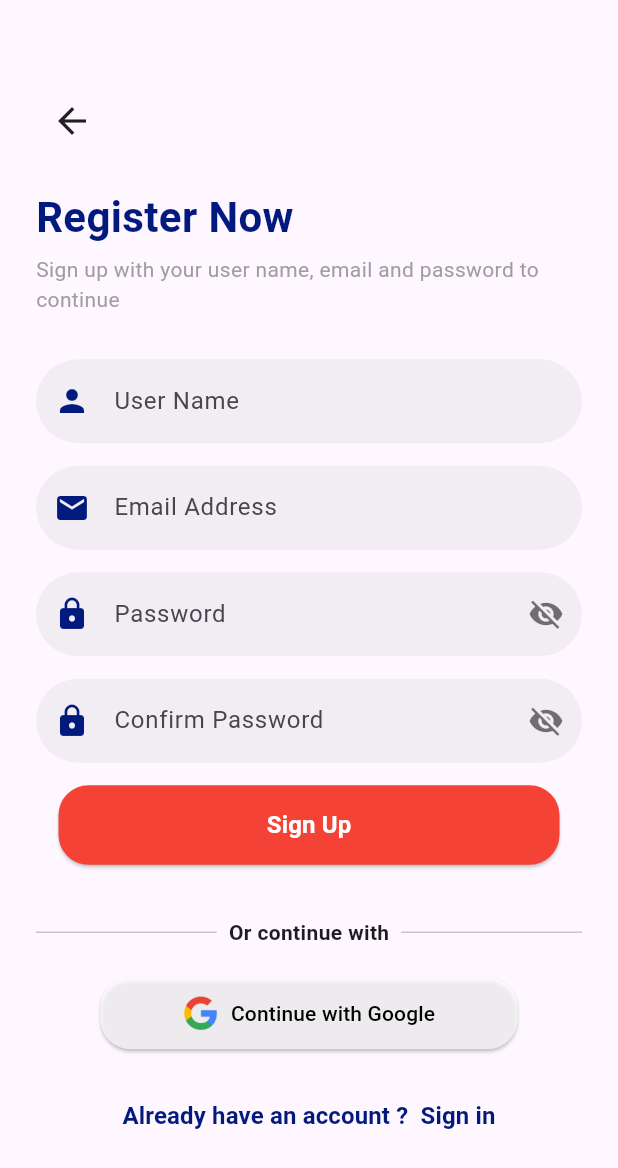
After one commit to manelbrh1342/MenuPlanner, a Flutter app: the SignUpPage screen opened directly, on a phone screen of 412 x 824 dp. The commit adds this screen. Shown: the top 1168 px of the screen. Run offline on Flutter 3.47's test engine with Material 3 defaults, Android fonts, the phone set to English and light mode, and no system bars; our stand-ins replace image_picker.

Commit message:
Mise à jour complète avec les pages Login et SignUp

```diff
--- a/lib/screens/profile_page.dart
+++ b/lib/screens/profile_page.dart
@@ -90,9 +90,9 @@ class ProfilePage extends StatelessWidget {
 // Fonction pour afficher la fenêtre modale
 void showEditProfileDialog(BuildContext context) {
   // Valeurs par défaut pour les champs
-  String defaultName = "John Doe";
+  String defaultName = "John Carteer";
   String defaultGender = "Male";
-  String defaultEmail = "john.doe@example.com";
+  String defaultEmail = "john.Carteer@example.com";
 
   showDialog(
     context: context,
--- /dev/null
+++ b/lib/screens/sign_up_page.dart
@@ -0,0 +1,234 @@
+import 'package:flutter/material.dart';
+import 'login_page.dart';
+class SignUpPage extends StatefulWidget {
+  @override
+  _SignUpPageState createState() => _SignUpPageState();
+}
+
+class _SignUpPageState extends State<SignUpPage> {
+  final _formKey = GlobalKey<FormState>();
+  TextEditingController usernameController = TextEditingController();
+  TextEditingController emailController = TextEditingController();
+  TextEditingController passwordController = TextEditingController();
+  TextEditingController confirmPasswordController = TextEditingController();
+  bool _obscurePassword = true;
+  bool _obscureConfirmPassword = true;
+
+  void _signUp() {
+    if (_formKey.currentState!.validate()) {
+      print('Username: ${usernameController.text}');
+      print('Email: ${emailController.text}');
+      print('Password: ${passwordController.text}');
+    }
+  }
+
+  @override
+  Widget build(BuildContext context) {
+    return Scaffold(
+      body: Padding(
+        padding: const EdgeInsets.symmetric(horizontal: 24.0, vertical: 40.0),
+        child: Center(
+          child: SingleChildScrollView(
+            child: Form(
+              key: _formKey,
+              child: Column(
+                crossAxisAlignment: CrossAxisAlignment.start,
+                children: [
+                  IconButton(
+                    icon: Icon(Icons.arrow_back, size: 28, color: Colors.black87),
+                    onPressed: () => Navigator.pop(context),
+                  ),
+                  SizedBox(height: 20),
+                  Text(
+                    "Register Now",
+                    style: TextStyle(
+                      fontSize: 28,
+                      fontWeight: FontWeight.bold,
+                      color: Color(0xFF02197D),
+                    ),
+                  ),
+                  SizedBox(height: 5),
+                  Text(
+                    "Sign up with your user name, email and password to continue",
+                    style: TextStyle(color: Colors.grey, fontSize: 14),
+                  ),
+                  SizedBox(height: 30),
+
+                  TextFormField(
+                    controller: usernameController,
+                    decoration: InputDecoration(
+                      filled: true,
+                      fillColor: Color.fromARGB(97, 220, 220, 220),
+                      prefixIcon: Icon(Icons.person, color: Color(0xFF02197D)),
+                      labelText: 'User Name',
+                      border: OutlineInputBorder(
+                        borderRadius: BorderRadius.circular(30),
+                        borderSide: BorderSide.none,
+                      ),
+                    ),
+                  ),
+                  SizedBox(height: 15),
+
+                  TextFormField(
+                    controller: emailController,
+                    decoration: InputDecoration(
+                      filled: true,
+                      fillColor: Color.fromARGB(97, 220, 220, 220),
+                      prefixIcon: Icon(Icons.email, color: Color(0xFF02197D)),
+                      labelText: 'Email Address',
+                      border: OutlineInputBorder(
+                        borderRadius: BorderRadius.circular(30),
+                        borderSide: BorderSide.none,
+                      ),
+                    ),
+                    validator: (value) {
+                      if (value == null || value.isEmpty) {
+                        return 'Email is required';
+                      }
+                      return null;
+                    },
+                  ),
+                  SizedBox(height: 15),
+
+                  TextFormField(
+                    controller: passwordController,
+                    obscureText: _obscurePassword,
+                    decoration: InputDecoration(
+                      filled: true,
+                      fillColor: Color.fromARGB(97, 220, 220, 220),
+                      prefixIcon: Icon(Icons.lock, color: Color(0xFF02197D)),
+                      labelText: 'Password',
+                      border: OutlineInputBorder(
+                        borderRadius: BorderRadius.circular(30),
+                        borderSide: BorderSide.none,
+                      ),
+                      suffixIcon: IconButton(
+                        icon: Icon(
+                          _obscurePassword ? Icons.visibility_off : Icons.visibility,
+                          color: Colors.black54,
+                        ),
+                        onPressed: () {
+                          setState(() {
+                            _obscurePassword = !_obscurePassword;
+                          });
+                        },
+                      ),
+                    ),
+                    validator: (value) {
+                      if (value == null || value.isEmpty) {
+                        return 'Password is required';
+                      }
+                      return null;
+                    },
+                  ),
+                  SizedBox(height: 15),
+
+                  TextFormField(
+                    controller: confirmPasswordController,
+                    obscureText: _obscureConfirmPassword,
+                    decoration: InputDecoration(
+                      filled: true,
+                      fillColor: Color.fromARGB(97, 220, 220, 220),
+                      prefixIcon: Icon(Icons.lock, color: Color(0xFF02197D)),
+                      labelText: 'Confirm Password',
+                      border: OutlineInputBorder(
+                        borderRadius: BorderRadius.circular(30),
+                        borderSide: BorderSide.none,
+                      ),
+                      suffixIcon: IconButton(
+                        icon: Icon(
+                          _obscureConfirmPassword ? Icons.visibility_off : Icons.visibility,
+                          color: Colors.black54,
+                        ),
+                        onPressed: () {
+                          setState(() {
+                            _obscureConfirmPassword = !_obscureConfirmPassword;
+                          });
+                        },
+                      ),
+                    ),
+                    validator: (value) {
+                      if (value != passwordController.text) {
+                        return 'Passwords do not match';
+                      }
+                      return null;
+                    },
+                  ),
+                  SizedBox(height: 15),
+
+                  SizedBox(
+                    width: double.infinity,
+                    child: Container(
+                      margin: EdgeInsets.only(bottom: 10, left: 15, right: 15),
+                      child: ElevatedButton(
+                        onPressed: _signUp,
+                        style: ElevatedButton.styleFrom(
+                          backgroundColor: Colors.red,
+                          padding: EdgeInsets.symmetric(vertical: 15),
+                          shape: RoundedRectangleBorder(
+                            borderRadius: BorderRadius.circular(20),
+                          ),
+                        ),
+                        child: Text(
+                          'Sign Up',
+                          style: TextStyle(color: Colors.white, fontSize: 16, fontWeight: FontWeight.bold),
+                        ),
+                      ),
+                    ),
+                  ),
+                  SizedBox(height: 25),
+
+                  Row(
+                    children: [
+                      Expanded(child: Divider()),
+                      Padding(
+                        padding: EdgeInsets.symmetric(horizontal: 8),
+                        child: Text("Or continue with", style: TextStyle(fontWeight: FontWeight.bold)),
+                      ),
+                      Expanded(child: Divider()),
+                    ],
+                  ),
+                  SizedBox(height: 20),
+                  Center(
+                    child: ElevatedButton.icon(
+                      onPressed: () {},
+                      icon: Image.asset('assets/google_logo.png', height: 24),
+                      label: Text("Continue with Google"),
+                      style: ElevatedButton.styleFrom(
+                        backgroundColor: const Color.fromARGB(189, 255, 255, 255),
+                        foregroundColor: Colors.black,
+                        padding: EdgeInsets.symmetric(vertical: 12, horizontal: 55),
+                        shape: RoundedRectangleBorder(
+                          borderRadius: BorderRadius.circular(20),
+                        ),
+                      ),
+                    ),
+                  ),
+                  SizedBox(height: 20),
+                  Center(
+                    child: TextButton(
+                      onPressed: () {
+                        Navigator.push(
+                          context,
+                          MaterialPageRoute(builder: (context) => LoginPage()), // Redirection vers SignUpPage
+                        );
+                      },
+                      child: Text(
+                        "Already have an account ?  Sign in",
+                        style: TextStyle(
+                          color: Color(0xFF02197D),
+                          fontWeight: FontWeight.bold,
+                          fontSize: 16,
+                        ),
+                      ),
+                    ),
+                  ),
+                ],
+              ),
+            ),
+          ),
+        ),
+      ),
+    );
+  }
+}
--- a/pubspec.yaml
+++ b/pubspec.yaml
@@ -23,3 +23,6 @@ dev_dependencies:
 
 flutter:
   uses-material-design: true
+
+  assets:
+   - assets/google_logo.png
```
Also changed, not shown: lib/screens/change_password_dialog.dart (+35 -13 lines), lib/screens/contact_us_dialog.dart (+16 -9 lines), lib/screens/language_dialog.dart (+14 -5 lines), lib/screens/log_out_dialog.dart (+19 -14 lines), lib/screens/login_page.dart (added, +234 -0 lines), lib/screens/settings_dialog.dart (+12 -8 lines), assets/google_logo.png (added), lib/main.dart (line endings or trailing spaces), 1 other file.
